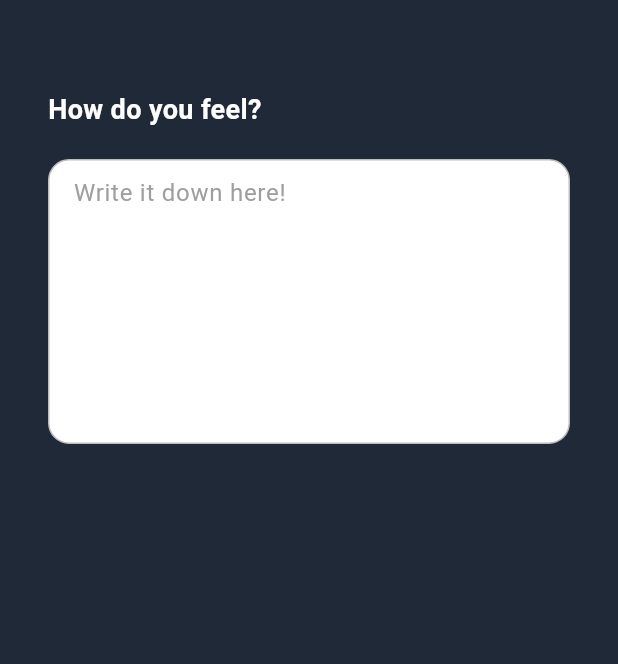
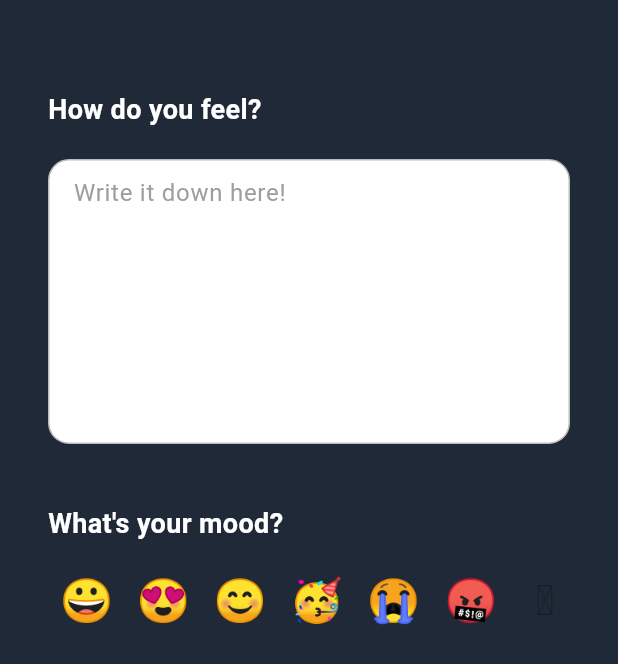
Before and after one commit to jundev5796/flutter-final-project, a Flutter app: the PostScreen screen opened directly, on a phone screen of 412 x 824 dp. Shown: the top 664 px of the screen. Run offline on Flutter 3.47's test engine with Material 2 defaults, Android fonts, the phone set to English and light mode, and no system bars; our stand-ins replace firebase_auth, firebase_core, flutter_riverpod, font_awesome_flutter, go_router; accounts and stored records are empty.

```diff
--- a/lib/features/main/tab_screens/post_screen.dart
+++ b/lib/features/main/tab_screens/post_screen.dart
@@ -10,8 +10,17 @@ class PostScreen extends StatefulWidget {
 }
 
 class _PostScreenState extends State<PostScreen> {
+  final TextEditingController _controller = TextEditingController();
+
   void _onScaffoldTap() {
     FocusScope.of(context).unfocus();
+  }
+
+  void _appendEmoji(String emoji) {
+    _controller.text = _controller.text + emoji;
+    _controller.selection = TextSelection.fromPosition(
+      TextPosition(offset: _controller.text.length),
+    );
   }
 
   @override
@@ -49,18 +58,18 @@ class _PostScreenState extends State<PostScreen> {
                   ),
                   borderRadius: BorderRadius.circular(Sizes.size14),
                 ),
-                child: const Padding(
-                  padding: EdgeInsets.symmetric(
+                child: Padding(
+                  padding: const EdgeInsets.symmetric(
                     vertical: Sizes.size2,
                     horizontal: Sizes.size16,
                   ),
                   child: TextField(
-                    // controller: (), // Uncomment this if you want to use a controller
+                    controller: _controller,
                     autocorrect: true,
                     keyboardType: TextInputType.multiline,
-                    maxLines: null, // Makes it expandable vertically
-                    minLines: 7, // Set this to your desired minimum lines
-                    decoration: InputDecoration(
+                    maxLines: null,
+                    minLines: 7,
+                    decoration: const InputDecoration(
                       hintText: "Write it down here!",
                       hintStyle: TextStyle(
                         color: Colors.grey,
@@ -72,6 +81,88 @@ class _PostScreenState extends State<PostScreen> {
                   ),
                 ),
               ),
+              Gaps.v40,
+              const Row(
+                children: [
+                  Text(
+                    "What's your mood?",
+                    style: TextStyle(
+                      color: Colors.white,
+                      fontSize: Sizes.size18,
+                      fontWeight: FontWeight.w600,
+                    ),
+                  ),
+                ],
+              ),
+              Gaps.v10,
+              Row(
+                mainAxisAlignment: MainAxisAlignment.spaceBetween,
+                children: [
+                  IconButton(
+                    icon: const Text(
+                      '😀',
+                      style: TextStyle(
+                        fontSize: Sizes.size28,
+                      ),
+                    ),
+                    onPressed: () => _appendEmoji('😀'),
+                  ),
+                  IconButton(
+                    icon: const Text(
+                      '😍',
+                      style: TextStyle(
+                        fontSize: Sizes.size28,
+                      ),
+                    ),
+                    onPressed: () => _appendEmoji('😍'),
+                  ),
+                  IconButton(
+                    icon: const Text(
+                      '😊',
+                      style: TextStyle(
+                        fontSize: Sizes.size28,
+                      ),
+                    ),
+                    onPressed: () => _appendEmoji('😊'),
+                  ),
+                  IconButton(
+                    icon: const Text(
+                      '🥳',
+                      style: TextStyle(
+                        fontSize: Sizes.size28,
+                      ),
+                    ),
+                    onPressed: () => _appendEmoji('🥳'),
+                  ),
+                  IconButton(
+                    icon: const Text(
+                      '😭',
+                      style: TextStyle(
+                        fontSize: Sizes.size28,
+                      ),
+                    ),
+                    onPressed: () => _appendEmoji('😭'),
+                  ),
+                  IconButton(
+                    icon: const Text(
+                      '🤬',
+                      style: TextStyle(
+                        fontSize: Sizes.size28,
+                      ),
+                    ),
+                    onPressed: () => _appendEmoji('🤬'),
+                  ),
+                  IconButton(
+                    icon: const Text(
+                      '🫠',
+                      style: TextStyle(
+                        fontSize: Sizes.size28,
+                      ),
+                    ),
+                    onPressed: () => _appendEmoji('🫠'),
+                  ),
+                ],
+              ),
             ],
           ),
         ),
```
